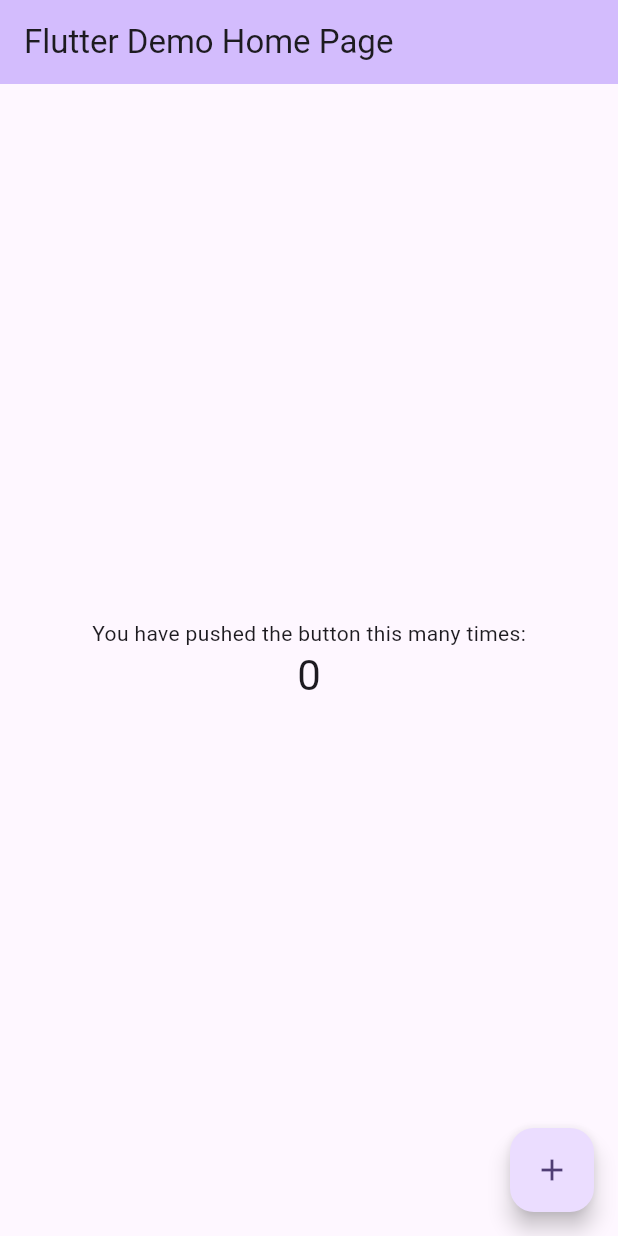
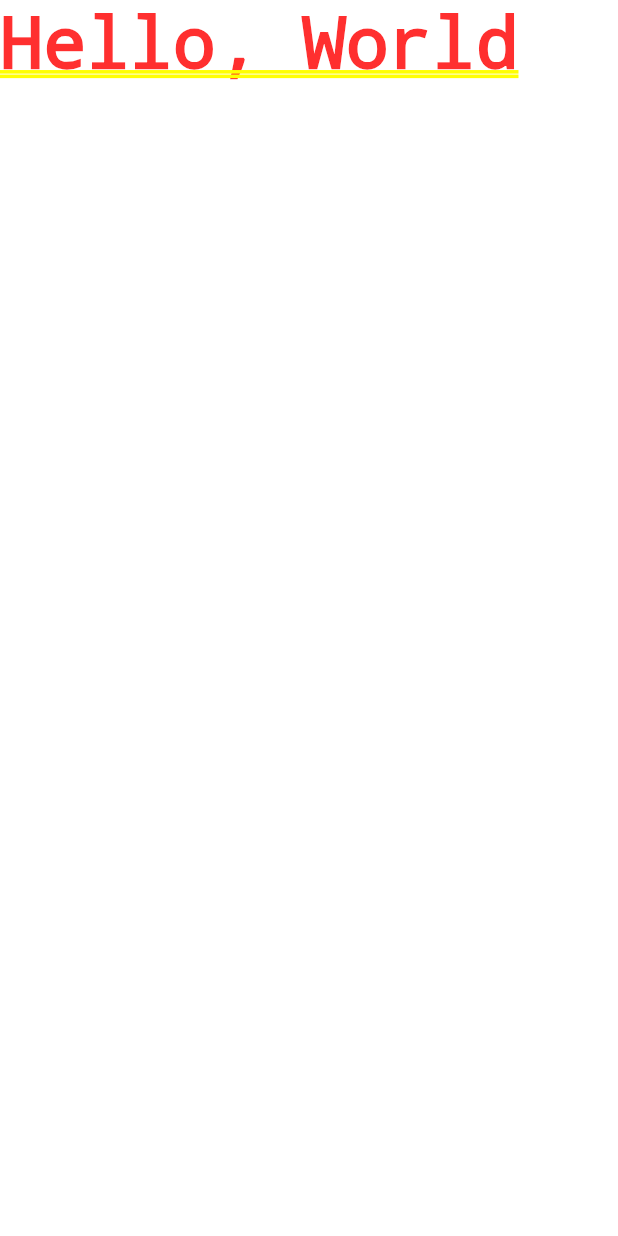
Before and after one commit to rbudzilo/flutter_hello, a Flutter app: the screen it shows after launch, on a phone screen of 412 x 824 dp. Run offline on Flutter 3.47's test engine with Material 2 defaults, Android fonts, the phone set to English and light mode, and no system bars.

Commit message:
Hello, World!
Самое простое приложение с нуля, с одним текстовым объектом

```diff
--- a/lib/main.dart
+++ b/lib/main.dart
@@ -1,125 +1,5 @@
 import 'package:flutter/material.dart';
 
-void main() {
-  runApp(const MyApp());
-}
-
-class MyApp extends StatelessWidget {
-  const MyApp({super.key});
-
-  // This widget is the root of your application.
-  @override
-  Widget build(BuildContext context) {
-    return MaterialApp(
-      title: 'Flutter Demo',
-      theme: ThemeData(
-        // This is the theme of your application.
-        //
-        // TRY THIS: Try running your application with "flutter run". You'll see
-        // the application has a blue toolbar. Then, without quitting the app,
-        // try changing the seedColor in the colorScheme below to Colors.green
-        // and then invoke "hot reload" (save your changes or press the "hot
-        // reload" button in a Flutter-supported IDE, or press "r" if you used
-        // the command line to start the app).
-        //
-        // Notice that the counter didn't reset back to zero; the application
-        // state is not lost during the reload. To reset the state, use hot
-        // restart instead.
-        //
-        // This works for code too, not just values: Most code changes can be
-        // tested with just a hot reload.
-        colorScheme: ColorScheme.fromSeed(seedColor: Colors.deepPurple),
-        useMaterial3: true,
-      ),
-      home: const MyHomePage(title: 'Flutter Demo Home Page'),
-    );
-  }
-}
-
-class MyHomePage extends StatefulWidget {
-  const MyHomePage({super.key, required this.title});
-
-  // This widget is the home page of your application. It is stateful, meaning
-  // that it has a State object (defined below) that contains fields that affect
-  // how it looks.
-
-  // This class is the configuration for the state. It holds the values (in this
-  // case the title) provided by the parent (in this case the App widget) and
-  // used by the build method of the State. Fields in a Widget subclass are
-  // always marked "final".
-
-  final String title;
-
-  @override
-  State<MyHomePage> createState() => _MyHomePageState();
-}
-
-class _MyHomePageState extends State<MyHomePage> {
-  int _counter = 0;
-
-  void _incrementCounter() {
-    setState(() {
-      // This call to setState tells the Flutter framework that something has
-      // changed in this State, which causes it to rerun the build method below
-      // so that the display can reflect the updated values. If we changed
-      // _counter without calling setState(), then the build method would not be
-      // called again, and so nothing would appear to happen.
-      _counter++;
-    });
-  }
-
-  @override
-  Widget build(BuildContext context) {
-    // This method is rerun every time setState is called, for instance as done
-    // by the _incrementCounter method above.
-    //
-    // The Flutter framework has been optimized to make rerunning build methods
-    // fast, so that you can just rebuild anything that needs updating rather
-    // than having to individually change instances of widgets.
-    return Scaffold(
-      appBar: AppBar(
-        // TRY THIS: Try changing the color here to a specific color (to
-        // Colors.amber, perhaps?) and trigger a hot reload to see the AppBar
-        // change color while the other colors stay the same.
-        backgroundColor: Theme.of(context).colorScheme.inversePrimary,
-        // Here we take the value from the MyHomePage object that was created by
-        // the App.build method, and use it to set our appbar title.
-        title: Text(widget.title),
-      ),
-      body: Center(
-        // Center is a layout widget. It takes a single child and positions it
-        // in the middle of the parent.
-        child: Column(
-          // Column is also a layout widget. It takes a list of children and
-          // arranges them vertically. By default, it sizes itself to fit its
-          // children horizontally, and tries to be as tall as its parent.
-          //
-          // Column has various properties to control how it sizes itself and
-          // how it positions its children. Here we use mainAxisAlignment to
-          // center the children vertically; the main axis here is the vertical
-          // axis because Columns are vertical (the cross axis would be
-          // horizontal).
-          //
-          // TRY THIS: Invoke "debug painting" (choose the "Toggle Debug Paint"
-          // action in the IDE, or press "p" in the console), to see the
-          // wireframe for each widget.
-          mainAxisAlignment: MainAxisAlignment.center,
-          children: <Widget>[
-            const Text(
-              'You have pushed the button this many times:',
-            ),
-            Text(
-              '$_counter',
-              style: Theme.of(context).textTheme.headlineMedium,
-            ),
-          ],
-        ),
-      ),
-      floatingActionButton: FloatingActionButton(
-        onPressed: _incrementCounter,
-        tooltip: 'Increment',
-        child: const Icon(Icons.add),
-      ), // This trailing comma makes auto-formatting nicer for build methods.
-    );
-  }
-}
+void main() => runApp(const MaterialApp(
+  home: Text('Hello, World'),
+));
```
